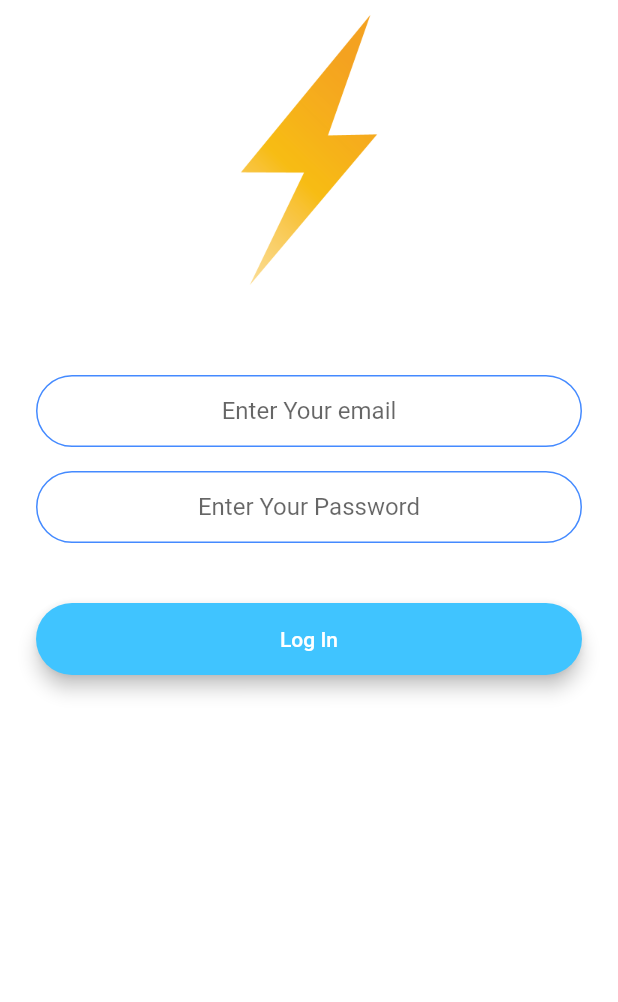
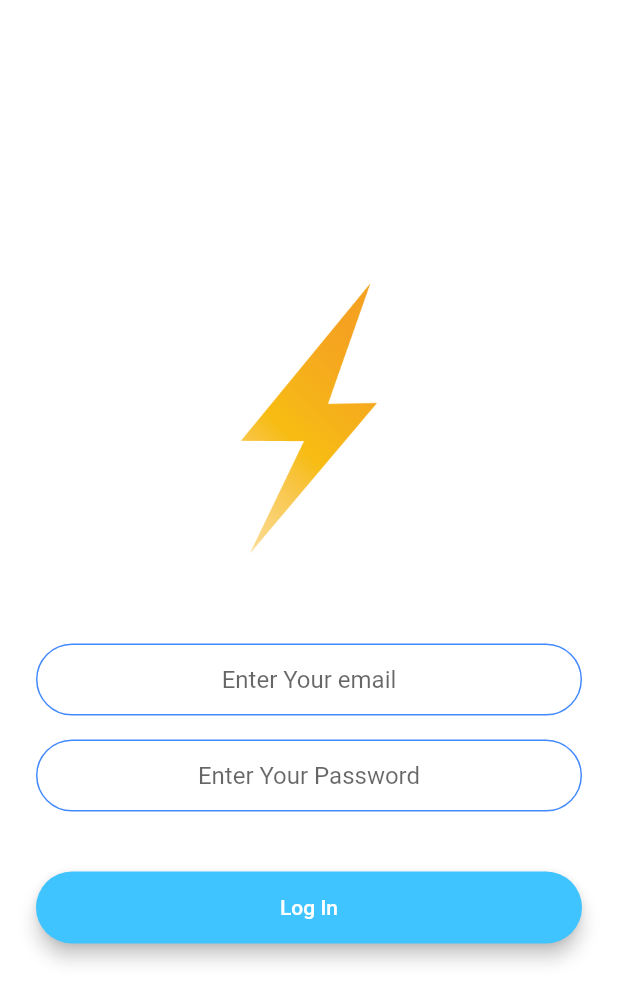
Before and after one commit to sa2608/Flutter-Apps, a Flutter app: the LoginScreen screen opened by its route, on a phone screen of 412 x 824 dp. Shown: the top 1002 px of the screen. Run offline on Flutter 3.47's test engine with Material 2 defaults, Android fonts, the phone set to English and light mode, and no system bars; our stand-ins replace animated_text_kit, audioplayers, cloud_firestore, firebase_auth, flutter_spinkit, font_awesome_flutter and 4 more; missing offline and left inert: dart:ffi; accounts and stored records are empty.

Commit message:
Flash chat complete

```diff
--- a/Flash Chat/lib/screens/login_screen.dart
+++ b/Flash Chat/lib/screens/login_screen.dart
@@ -25,16 +25,18 @@ class _LoginScreenState extends State<LoginScreen> {
         inAsyncCall: showSpinner,
         child: Padding(
           padding: EdgeInsets.symmetric(horizontal: 24.0),
-          child: SingleChildScrollView(
           child: Column(
             mainAxisAlignment: MainAxisAlignment.center,
             crossAxisAlignment: CrossAxisAlignment.stretch,
             children: <Widget>[
-                Hero(
+              //flexible widget solves overflow problem
+              Flexible(
+                child: Hero(
                   tag: 'logo',
                   child: Container(
                     height: 200.0,
                     child: Image.asset('images/logo.png'),
+                  ),
                 ),
               ),
               SizedBox(
@@ -47,8 +49,8 @@ class _LoginScreenState extends State<LoginScreen> {
                   //Do something with the user input.
                   email = value;
                 },
-                  decoration: kTextFieldDecoration.copyWith(
-                      hintText: 'Enter Your email'),
+                decoration:
+                    kTextFieldDecoration.copyWith(hintText: 'Enter Your email'),
               ),
               SizedBox(
                 height: 16.0,
@@ -90,7 +92,6 @@ class _LoginScreenState extends State<LoginScreen> {
           ),
         ),
       ),
-      ),
     );
   }
 }
```
Also changed, not shown: Flash Chat/lib/screens/chat_screen.dart (+27 -8 lines), Flash Chat/lib/screens/registration_screen.dart (+5 -5 lines), 14 other files. Lines whose indentation alone changed are shown as unchanged.
